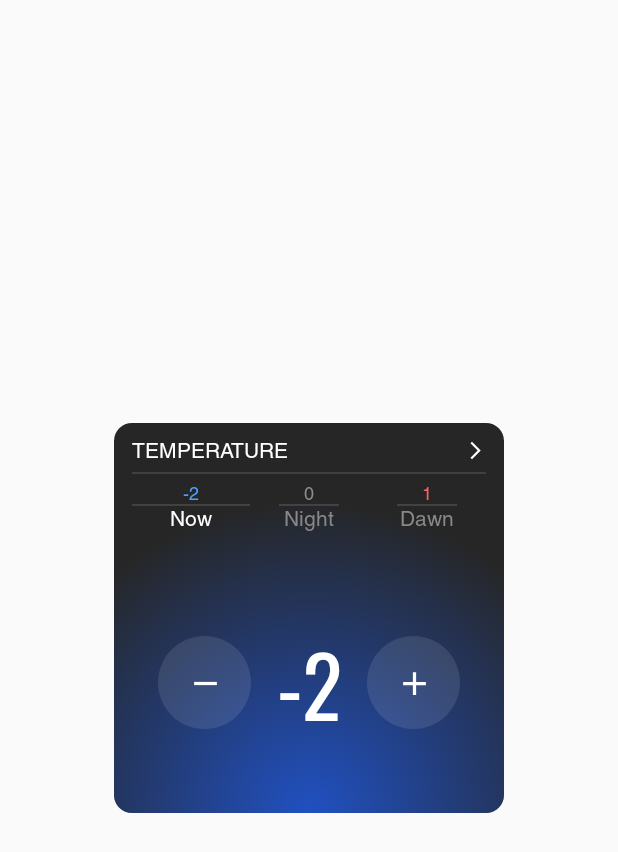
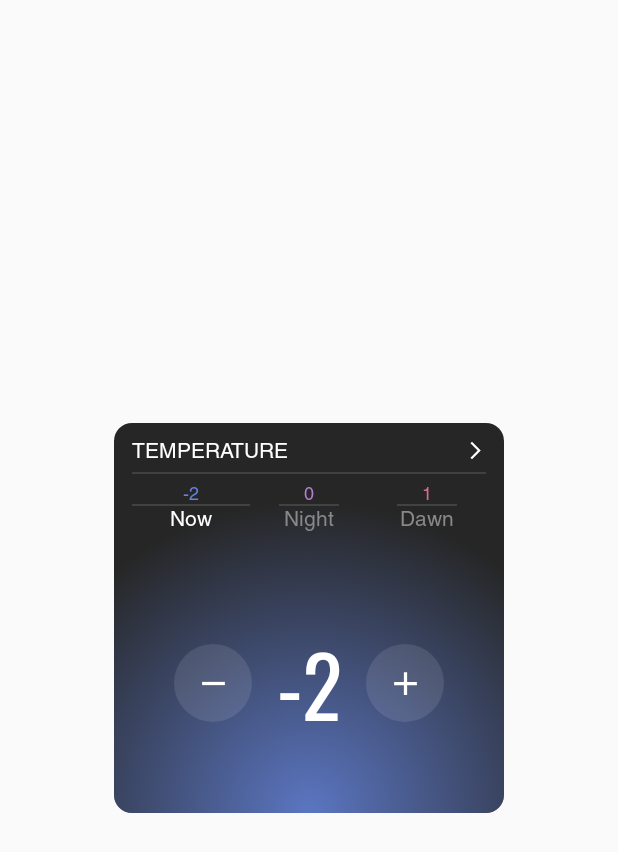
Before and after one commit to JustMcAlpin/eight-sleep-interview, an Android app built with Jetpack Compose: the screen it shows after launch (MainActivity), on a phone screen of 412 x 824 dp. Shown: the top 852 px of the screen. Run offline under Robolectric (Android 15) with nearby library versions, the phone set to English and light mode, and no system bars.

Commit message:
Unify tint usage (mini temps & radial glow pull from same map)

```diff
--- a/app/src/main/java/com/eightsleep/eightandroidinterview/ui/TemperatureCard.kt
+++ b/app/src/main/java/com/eightsleep/eightandroidinterview/ui/TemperatureCard.kt
@@ -22,31 +22,38 @@ import androidx.compose.ui.tooling.preview.Preview
 import androidx.compose.ui.unit.dp
 import androidx.compose.ui.zIndex
 
-/* ─── enums ─── */
+/* ─── enums ───────────────────────────────────────────── */
 enum class TemperaturePhase { BEDTIME, NIGHT, DAWN }
 enum class CardState       { OFF, IDLE, COOLING, WARMING }
 
-/* tint for mini temps */
-private fun miniTint(v: Int) = when {
-    v < 0  -> Color(0xFF4CA3FF)
-    v > 0  -> Color(0xFFFF6060)
-    else   -> Color(0xFF8D8D8D)
-}
-
-/* Figma glow swatches */
-private val coldGlow = Color(0xFF1F58DD)  // Temperature/-5 Below
-private val warmGlow = Color(0xFFCA5469)  // Temperature/+1 Warm
+/* ─── full temp-colour palette (Figma) ─── */
+private val tempColors = mapOf(
+    5 to Color(0xFFDD4144),
+    4 to Color(0xFFD94F51),
+    3 to Color(0xFFD65A61),
+    2 to Color(0xFFD3647C),
+    1 to Color(0xFFD06F8A),
+    0 to Color(0xFFB27FCA),
+    -1 to Color(0xFF788CDD),
+    -2 to Color(0xFF6484DD),
+    -3 to Color(0xFF5075D8),
+    -4 to Color(0xFF4F7FFF),
+    -5 to Color(0xFF3A70FE)
+)
+private fun clamped(v: Int) = v.coerceIn(-5, 5)
+private fun colourFor(v: Int) = tempColors[clamped(v)]!!
 
 /* ─── circular +/- helper ─── */
 @Composable
 private fun CircleButton(
-    enabled: Boolean,
-    onClick: () -> Unit,
-    icon: @Composable () -> Unit
+    modifier : Modifier = Modifier,
+    enabled  : Boolean,
+    onClick  : () -> Unit,
+    icon     : @Composable () -> Unit
 ) {
     Box(
-        Modifier
-            .size(62.dp)
+        modifier
+            .size(52.dp)
             .clip(CircleShape)
             .background(Color.White.copy(alpha = .10f)),
         contentAlignment = Alignment.Center
@@ -58,27 +65,22 @@ private fun CircleButton(
 /* ────────── main composable ────────── */
 @Composable
 fun TemperatureCard(
-    phase: TemperaturePhase,
-    temps: Map<TemperaturePhase, Int>,
-    cardState: CardState,
+    phase          : TemperaturePhase,
+    temps          : Map<TemperaturePhase, Int>,
+    cardState      : CardState,
     onPhaseSelected: (TemperaturePhase) -> Unit,
-    onAdjust: (Int) -> Unit,
-    onToggleOff: () -> Unit
+    onAdjust       : (Int) -> Unit,
+    onToggleOff    : () -> Unit
 ) {
-    val centreTemp = temps[phase] ?: 0
+    val centreTemp   = temps[phase] ?: 0
 
-    /* glow colour based on temp */
-    val targetGlow = when {
-        centreTemp < 0  -> coldGlow
-        centreTemp > 0  -> warmGlow
-        else            -> Color.Transparent
-    }.copy(alpha = .85f)
-
-    val animatedAlpha by animateFloatAsState(targetGlow.alpha)
-    val glowColour     = targetGlow.copy(alpha = animatedAlpha)
+    /* glow driven by palette */
+    val glowTarget = colourFor(centreTemp).copy(alpha = .85f)
+    val alpha by animateFloatAsState(glowTarget.alpha)
+    val glowColour = glowTarget.copy(alpha = alpha)
 
     val changing       = cardState == CardState.WARMING || cardState == CardState.COOLING
-    val buttonsEnabled = cardState != CardState.OFF
+    val controlsOn     = cardState != CardState.OFF
 
     Card(
         modifier = Modifier.size(260.dp),
@@ -86,7 +88,7 @@ fun TemperatureCard(
     ) {
         Box(Modifier.fillMaxSize()) {
 
-            /* ── foreground UI ────────────────── */
+            /* ───────────── foreground ───────────── */
             Column(
                 Modifier
                     .fillMaxSize()
@@ -101,13 +103,14 @@ fun TemperatureCard(
                     verticalAlignment = Alignment.CenterVertically
                 ) {
                     Text(
-                        text  = "TEMPERATURE",
+                        "TEMPERATURE",
                         color = Color.White,
                         style = MaterialTheme.typography.labelMedium,
                         modifier = Modifier.weight(1f)
                     )
                     Icon(
-                        Icons.AutoMirrored.Filled.ArrowForwardIos, null,
+                        Icons.AutoMirrored.Filled.ArrowForwardIos,
+                        null,
                         tint = Color.White,
                         modifier = Modifier.size(14.dp)
                     )
@@ -119,7 +122,7 @@ fun TemperatureCard(
                         .background(Color.White.copy(alpha = .12f))
                 )
 
-                /* phase tabs */
+                /* tabs */
                 Row(Modifier.fillMaxWidth()) {
                     TemperaturePhase.values().forEach { p ->
                         val sel = p == phase
@@ -131,19 +134,19 @@ fun TemperatureCard(
                             horizontalAlignment = Alignment.CenterHorizontally
                         ) {
                             Text(
-                                text  = "${temps[p] ?: 0}",
-                                color = miniTint(temps[p] ?: 0),
+                                "${temps[p] ?: 0}",
+                                color = colourFor(temps[p] ?: 0),
                                 style = MaterialTheme.typography.labelSmall
                             )
                             Box(
                                 Modifier
-                                    .height(1.dp)                          // thin bar
+                                    .height(1.dp)
                                     .let { if (sel) it.fillMaxWidth() else it.width(40.dp) }
-                                    .background(Color(0x885A5A5A))        // light grey for all
+                                    .background(Color(0x885A5A5A))
                             )
                             Text(
-                                text  = if (sel) "Now"
-                                else p.name.lowercase().replaceFirstChar { it.uppercase() },
+                                if (sel) "Now"
+                                else p.name.lowercase().replaceFirstChar { it.titlecase() },
                                 color = if (sel) Color.White else Color.Gray,
                                 style = MaterialTheme.typography.labelMedium
                             )
@@ -151,10 +154,10 @@ fun TemperatureCard(
                     }
                 }
 
-                /* status banner */
+                /* banner */
                 if (changing) {
                     Text(
-                        text  = if (cardState == CardState.WARMING) "WARMING TO" else "COOLING TO",
+                        if (cardState == CardState.WARMING) "WARMING TO" else "COOLING TO",
                         color = Color.White,
                         style = MaterialTheme.typography.labelSmall,
                         modifier = Modifier
@@ -163,54 +166,67 @@ fun TemperatureCard(
                     )
                 } else Spacer(Modifier.height(16.dp))
 
-                /* main value + controls */
-                Row(
+                /* controls row */
+                Box(
                     Modifier
                         .weight(1f)
                         .fillMaxWidth()
-                        .clickable { onToggleOff() },
-                    horizontalArrangement = Arrangement.SpaceEvenly,
-                    verticalAlignment     = Alignment.CenterVertically
+                        .padding(horizontal = 28.dp)
+                        .clickable { onToggleOff() }
                 ) {
-                    CircleButton(buttonsEnabled, { onAdjust(-1) }) {
+                    CircleButton(
+                        Modifier.align(Alignment.CenterStart),
+                        controlsOn,
+                        { onAdjust(-1) }
+                    ) {
                         Icon(
-                            Icons.Default.Remove, null,
-                            tint = if (buttonsEnabled) Color.White else Color.Gray,
+                            Icons.Filled.Remove, null,
+                            tint = if (controlsOn) Color.White else Color.Gray,
                             modifier = Modifier.size(26.dp)
                         )
                     }
 
+                    // centre label
+                    val label =
+                        if (cardState == CardState.OFF) "OFF"
+                        else if (centreTemp > 0) "+$centreTemp"
+                        else centreTemp.toString()
+
                     Text(
-                        text  = if (cardState == CardState.OFF) "OFF" else centreTemp.toString(),
+                        label,
                         color = Color.White,
-                        style = MaterialTheme.typography.displayMedium
+                        style = MaterialTheme.typography.displayMedium,
+                        modifier = Modifier.align(Alignment.Center)
                     )
 
-                    CircleButton(buttonsEnabled, { onAdjust(+1) }) {
+                    CircleButton(
+                        Modifier.align(Alignment.CenterEnd),
+                        controlsOn,
+                        { onAdjust(+1) }
+                    ) {
                         Icon(
-                            Icons.Default.Add, null,
-                            tint = if (buttonsEnabled) Color.White else Color.Gray,
+                            Icons.Filled.Add, null,
+                            tint = if (controlsOn) Color.White else Color.Gray,
                             modifier = Modifier.size(26.dp)
                         )
                     }
-                }
 
-                /* tap-to-turn-on hint */
-                if (cardState == CardState.OFF) {
-                    Text(
-                        text  = "TAP TO TURN ON",
-                        color = Color.White,
-                        style = MaterialTheme.typography.labelSmall,
-                        modifier = Modifier
-                            .align(Alignment.CenterHorizontally)
-                            .padding(bottom = 8.dp)
-                    )
+                    if (cardState == CardState.OFF) {
+                        Text(
+                            "TAP TO TURN ON",
+                            color = Color.White.copy(alpha = .6f),
+                            style = MaterialTheme.typography.labelSmall,
+                            modifier = Modifier
+                                .align(Alignment.BottomCenter)
+                                .padding(bottom = 4.dp)
+                        )
+                    }
                 }
 
                 /* currently at */
                 if (changing) {
                     Text(
-                        text  = "CURRENTLY AT ${temps[phase] ?: 0}",
+                        "CURRENTLY AT ${temps[phase] ?: 0}",
                         color = Color.White.copy(alpha = .6f),
                         style = MaterialTheme.typography.labelSmall,
                         modifier = Modifier
@@ -220,7 +236,7 @@ fun TemperatureCard(
                 } else Spacer(Modifier.height(8.dp))
             }
 
-            /* ── radial glow background ───────── */
+            /* ───────── radial glow ───────── */
             Box(
                 Modifier
                     .matchParentSize()
@@ -229,32 +245,30 @@ fun TemperatureCard(
                         val radius = size.height * 0.8f
                         val centre = Offset(size.width / 2f, size.height)
                         val brush  = Brush.radialGradient(
-                            colors   = listOf(glowColour, Color.Transparent),
-                            center   = centre,
-                            radius   = radius,
-                            tileMode = TileMode.Clamp
+                            listOf(glowColour, Color.Transparent),
+                            center = centre,
+                            radius = radius
                         )
                         onDrawBehind { drawRect(brush) }
                     }
-                    .zIndex(0f)
             )
         }
     }
 }
 
-/* ---------- preview ---------- */
+/* preview */
 @Preview(showBackground = true)
 @Composable
 fun TemperaturePreview() {
     val demo = mapOf(
-        TemperaturePhase.BEDTIME to -5,
+        TemperaturePhase.BEDTIME to -2,
         TemperaturePhase.NIGHT   to 0,
-        TemperaturePhase.DAWN    to 1
+        TemperaturePhase.DAWN    to 5
     )
     TemperatureCard(
         phase           = TemperaturePhase.BEDTIME,
         temps           = demo,
-        cardState       = CardState.OFF,
+        cardState       = CardState.IDLE,
         onPhaseSelected = {},
         onAdjust        = {},
         onToggleOff     = {}
```
